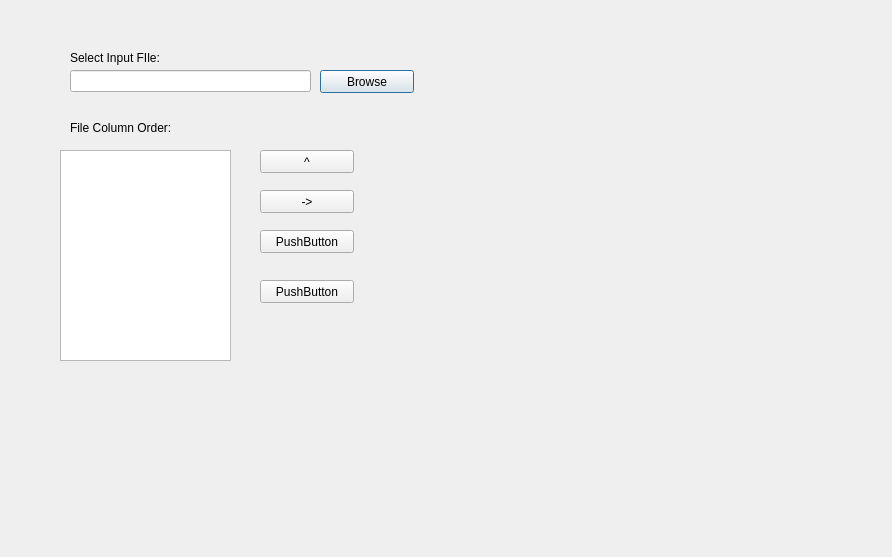
Old version of the form src/importlist.ui in the repository mrafcho001/QtMovieCollection.
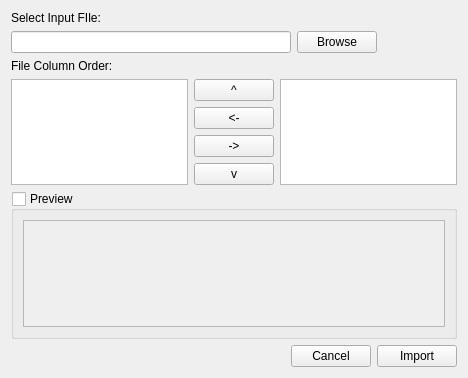
New version of the form.

Patch:
```diff
--- a/src/importlist.ui
+++ b/src/importlist.ui
@@ -6,124 +6,207 @@
    <rect>
     <x>0</x>
     <y>0</y>
-    <width>892</width>
-    <height>557</height>
+    <width>468</width>
+    <height>378</height>
    </rect>
   </property>
   <property name="windowTitle">
    <string>Dialog</string>
   </property>
-  <widget class="QLineEdit" name="leFilePath">
-   <property name="geometry">
-    <rect>
-     <x>70</x>
-     <y>70</y>
-     <width>241</width>
-     <height>22</height>
-    </rect>
-   </property>
-  </widget>
-  <widget class="QPushButton" name="pb">
-   <property name="geometry">
-    <rect>
-     <x>320</x>
-     <y>70</y>
-     <width>94</width>
-     <height>23</height>
-    </rect>
-   </property>
-   <property name="text">
-    <string>Browse</string>
-   </property>
-  </widget>
-  <widget class="QLabel" name="label">
-   <property name="geometry">
-    <rect>
-     <x>70</x>
-     <y>50</y>
-     <width>121</width>
-     <height>16</height>
-    </rect>
-   </property>
-   <property name="text">
-    <string>Select Input FIle:</string>
-   </property>
-  </widget>
-  <widget class="QLabel" name="label_2">
-   <property name="geometry">
-    <rect>
-     <x>70</x>
-     <y>120</y>
-     <width>131</width>
-     <height>16</height>
-    </rect>
-   </property>
-   <property name="text">
-    <string>File Column Order:</string>
-   </property>
-  </widget>
-  <widget class="QListWidget" name="listWidget">
-   <property name="geometry">
-    <rect>
-     <x>60</x>
-     <y>150</y>
-     <width>171</width>
-     <height>211</height>
-    </rect>
-   </property>
-  </widget>
-  <widget class="QPushButton" name="pbMoveUp">
-   <property name="geometry">
-    <rect>
-     <x>260</x>
-     <y>150</y>
-     <width>94</width>
-     <height>23</height>
-    </rect>
-   </property>
-   <property name="text">
-    <string>^</string>
-   </property>
-  </widget>
-  <widget class="QPushButton" name="pbRemove">
-   <property name="geometry">
-    <rect>
-     <x>260</x>
-     <y>190</y>
-     <width>94</width>
-     <height>23</height>
-    </rect>
-   </property>
-   <property name="text">
-    <string>-&gt;</string>
-   </property>
-  </widget>
-  <widget class="QPushButton" name="pushButton_3">
-   <property name="geometry">
-    <rect>
-     <x>260</x>
-     <y>230</y>
-     <width>94</width>
-     <height>23</height>
-    </rect>
-   </property>
-   <property name="text">
-    <string>PushButton</string>
-   </property>
-  </widget>
-  <widget class="QPushButton" name="pushButton_4">
-   <property name="geometry">
-    <rect>
-     <x>260</x>
-     <y>280</y>
-     <width>94</width>
-     <height>23</height>
-    </rect>
-   </property>
-   <property name="text">
-    <string>PushButton</string>
-   </property>
-  </widget>
+  <layout class="QVBoxLayout" name="verticalLayout_3">
+   <item>
+    <widget class="QLabel" name="label">
+     <property name="text">
+      <string>Select Input FIle:</string>
+     </property>
+    </widget>
+   </item>
+   <item>
+    <layout class="QHBoxLayout" name="horizontalLayout">
+     <item>
+      <widget class="QLineEdit" name="leFilePath">
+       <property name="sizePolicy">
+        <sizepolicy hsizetype="Expanding" vsizetype="Fixed">
+         <horstretch>0</horstretch>
+         <verstretch>0</verstretch>
+        </sizepolicy>
+       </property>
+       <property name="minimumSize">
+        <size>
+         <width>280</width>
+         <height>0</height>
+        </size>
+       </property>
+      </widget>
+     </item>
+     <item>
+      <widget class="QPushButton" name="pbBrowse">
+       <property name="text">
+        <string>Browse</string>
+       </property>
+       <property name="autoDefault">
+        <bool>false</bool>
+       </property>
+      </widget>
+     </item>
+     <item>
+      <spacer name="horizontalSpacer_2">
+       <property name="orientation">
+        <enum>Qt::Horizontal</enum>
+       </property>
+       <property name="sizeHint" stdset="0">
+        <size>
+         <width>40</width>
+         <height>20</height>
+        </size>
+       </property>
+      </spacer>
+     </item>
+    </layout>
+   </item>
+   <item>
+    <widget class="QLabel" name="label_2">
+     <property name="text">
+      <string>File Column Order:</string>
+     </property>
+    </widget>
+   </item>
+   <item>
+    <layout class="QHBoxLayout" name="horizontalLayout_2">
+     <item>
+      <widget class="QListWidget" name="lwColumnOrder"/>
+     </item>
+     <item>
+      <layout class="QVBoxLayout" name="verticalLayout">
+       <item>
+        <widget class="QPushButton" name="pbMoveUp">
+         <property name="text">
+          <string>^</string>
+         </property>
+         <property name="autoDefault">
+          <bool>false</bool>
+         </property>
+        </widget>
+       </item>
+       <item>
+        <widget class="QPushButton" name="pbAdd">
+         <property name="text">
+          <string>&lt;-</string>
+         </property>
+         <property name="autoDefault">
+          <bool>false</bool>
+         </property>
+        </widget>
+       </item>
+       <item>
+        <widget class="QPushButton" name="pbRemove">
+         <property name="text">
+          <string>-&gt;</string>
+         </property>
+         <property name="autoDefault">
+          <bool>false</bool>
+         </property>
+        </widget>
+       </item>
+       <item>
+        <widget class="QPushButton" name="pbMoveDown">
+         <property name="text">
+          <string>v</string>
+         </property>
+         <property name="autoDefault">
+          <bool>false</bool>
+         </property>
+        </widget>
+       </item>
+       <item>
+        <spacer name="verticalSpacer">
+         <property name="orientation">
+          <enum>Qt::Vertical</enum>
+         </property>
+         <property name="sizeHint" stdset="0">
+          <size>
+           <width>20</width>
+           <height>40</height>
+          </size>
+         </property>
+        </spacer>
+       </item>
+      </layout>
+     </item>
+     <item>
+      <widget class="QListWidget" name="lwAvailableColumns"/>
+     </item>
+    </layout>
+   </item>
+   <item>
+    <widget class="QGroupBox" name="gbPreview">
+     <property name="title">
+      <string>Preview</string>
+     </property>
+     <property name="alignment">
+      <set>Qt::AlignLeading|Qt::AlignLeft|Qt::AlignTop</set>
+     </property>
+     <property name="flat">
+      <bool>false</bool>
+     </property>
+     <property name="checkable">
+      <bool>true</bool>
+     </property>
+     <property name="checked">
+      <bool>false</bool>
+     </property>
+     <layout class="QVBoxLayout" name="verticalLayout_2">
+      <item>
+       <widget class="QTableWidget" name="twPreview">
+        <attribute name="horizontalHeaderShowSortIndicator" stdset="0">
+         <bool>true</bool>
+        </attribute>
+        <attribute name="verticalHeaderVisible">
+         <bool>false</bool>
+        </attribute>
+       </widget>
+      </item>
+     </layout>
+    </widget>
+   </item>
+   <item>
+    <layout class="QHBoxLayout" name="horizontalLayout_3">
+     <item>
+      <spacer name="horizontalSpacer">
+       <property name="orientation">
+        <enum>Qt::Horizontal</enum>
+       </property>
+       <property name="sizeHint" stdset="0">
+        <size>
+         <width>40</width>
+         <height>20</height>
+        </size>
+       </property>
+      </spacer>
+     </item>
+     <item>
+      <widget class="QPushButton" name="pbCancel">
+       <property name="text">
+        <string>Cancel</string>
+       </property>
+       <property name="autoDefault">
+        <bool>false</bool>
+       </property>
+      </widget>
+     </item>
+     <item>
+      <widget class="QPushButton" name="pbImport">
+       <property name="text">
+        <string>Import</string>
+       </property>
+       <property name="autoDefault">
+        <bool>false</bool>
+       </property>
+      </widget>
+     </item>
+    </layout>
+   </item>
+  </layout>
  </widget>
  <resources/>
  <connections/>
```
